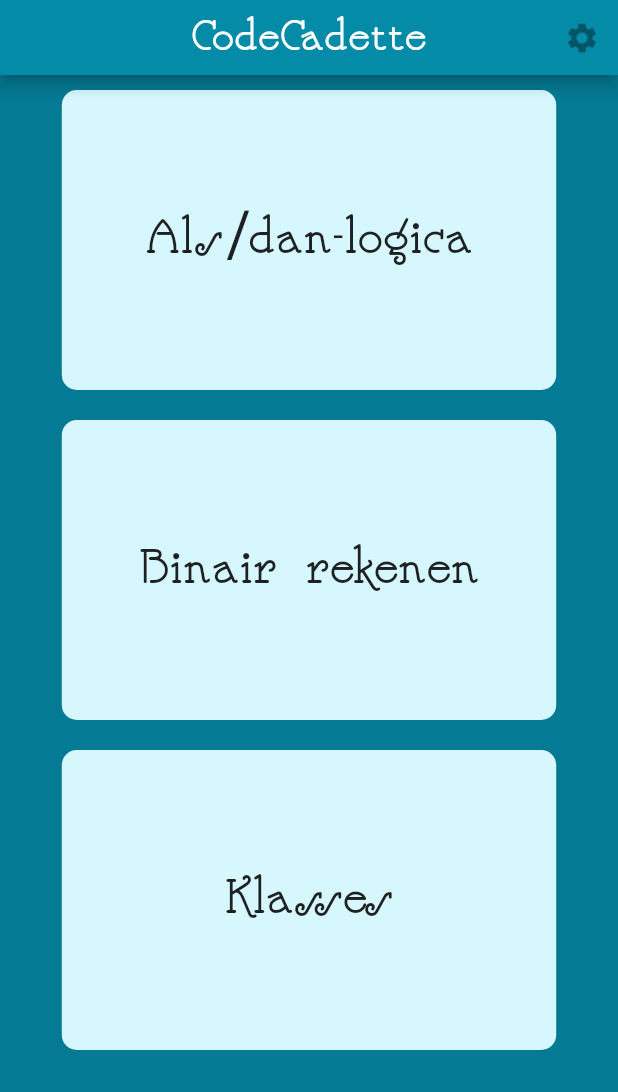
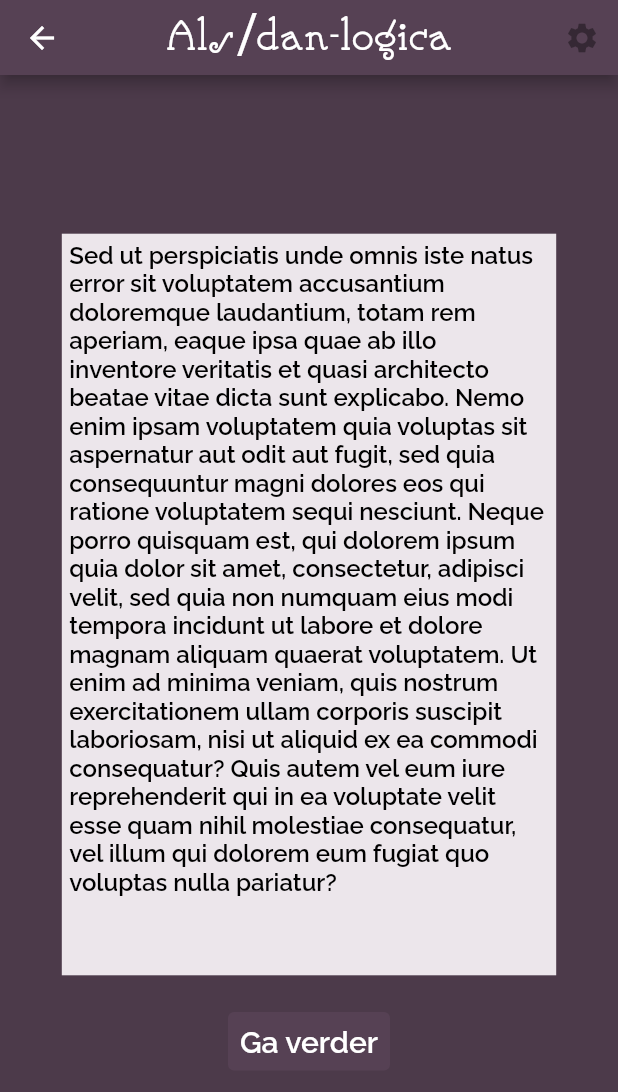
Before and after one commit to ThomasEwalts/code_cadette, a Flutter app: the screen it shows after launch, after a tap on "Als/dan-logica", on a phone screen of 412 x 824 dp. Shown: the top 1092 px of the screen. Run offline on Flutter 3.47's test engine with Material 2 defaults, Android fonts, the phone set to English and light mode, and no system bars.

Commit message:
Explanationscreen done, changed a few other minor things

```diff
--- a/lib/Components/ColorClass.dart
+++ b/lib/Components/ColorClass.dart
@@ -1,9 +1,12 @@
 import 'package:flutter/material.dart';
-
 
 //Deze class bevat de themakleuren die gebruikt worden in de applicatie
 class ColorClass {
   static const mainScreenAppbar = Color(0xFF048BA8);
   static const mainScreenBackground = Color(0xFF047A94);
-  static const mainScreenButtonBackground = Color(0xFFD6F7FE);
+  static const mainScreenButtonsecondary = Color(0xFFD6F7FE);
+
+  static const alsDanAppBar = Color(0xFF564154);
+  static const alsDanBackground = Color(0xFF4C3A4A);
+  static const alsDanSecondary = Color(0xFFECE6EB);
 }
--- a/lib/Components/HomeScreenButton.dart
+++ b/lib/Components/HomeScreenButton.dart
@@ -1,8 +1,8 @@
+import 'package:code_cadette/Pages/ExplanationScreen.dart';
 import 'package:flutter/material.dart';
 import 'package:code_cadette/Components/ColorClass.dart';
 
-
-//Deze klasse bevat de homescreen buttons voor de verschillende leerdoelen
+//Deze bevat de homescreen button voor de verschillende leerdoelen
 class HomeScreenButton extends StatelessWidget {
   final String title;
   final Widget destination; //linkt de juiste page
@@ -11,14 +11,20 @@ class HomeScreenButton extends StatelessWidget {
   @override
   Widget build(BuildContext context) {
     return InkWell(
-        onTap: () => debugPrint('testtrigger'),
+        onTap: () {
+          Navigator.push(
+              context,
+              MaterialPageRoute(
+                builder: (context) => this.destination,
+              ));
+        },
         child: Container(
           padding: EdgeInsets.only(top: 10.0, bottom: 10.0),
           child: SizedBox(
-            height: 200,
+            height: MediaQuery.of(context).size.height * 0.2,
             child: DecoratedBox(
               decoration: BoxDecoration(
-                  color: ColorClass.mainScreenButtonBackground,
+                  color: ColorClass.mainScreenButtonsecondary,
                   borderRadius: BorderRadius.all(Radius.circular(10.0))),
               child: Center(
                   child: Text(
--- /dev/null
+++ b/lib/Components/StandardFlatTextBox.dart
@@ -0,0 +1,25 @@
+import 'package:flutter/material.dart';
+
+class StandardFlatTextBox extends StatelessWidget {
+  final Color backgroundcolor;
+  final String content;
+  final double height;
+  final double width;
+
+  StandardFlatTextBox({this.backgroundcolor, this.content, this.height, this.width});
+
+  @override
+  Widget build(BuildContext context) {
+    return Container(
+      padding: EdgeInsets.all(5),
+      height: this.height,
+      width: this.width,
+      decoration: BoxDecoration(
+        color: backgroundcolor
+      ),
+      child: Text(content, style: TextStyle(
+        fontSize: 16.0, fontFamily: 'Raleway', color: Colors.black, fontWeight: FontWeight.w600)
+        )
+      );
+  }
+}
--- /dev/null
+++ b/lib/Components/StandardTextButton.dart
@@ -0,0 +1,29 @@
+import 'package:flutter/material.dart';
+
+class StandardTextButton extends StatelessWidget {
+  final String title;
+  final Function onPressed;
+  final Color backgroundColor;
+  final Color textcolor;
+
+  StandardTextButton({this.title, this.onPressed, this.backgroundColor, this.textcolor});
+
+  @override
+  Widget build(BuildContext context) {
+    return TextButton(
+        child: Text(
+          this.title,
+          style: TextStyle(
+            color: textcolor,
+            fontFamily: 'Raleway',
+            fontWeight: FontWeight.w600,
+            fontSize: 20,
+          )
+          ),
+        onPressed: this.onPressed,
+        style: TextButton.styleFrom(
+          backgroundColor: backgroundColor,
+        )
+      );
+  }
+}
--- /dev/null
+++ b/lib/Model/DatabaseModel.dart
@@ -0,0 +1,3 @@
+class DataBaseModel{
+  static String lorumIpsum = 'Sed ut perspiciatis unde omnis iste natus error sit voluptatem accusantium doloremque laudantium, totam rem aperiam, eaque ipsa quae ab illo inventore veritatis et quasi architecto beatae vitae dicta sunt explicabo. Nemo enim ipsam voluptatem quia voluptas sit aspernatur aut odit aut fugit, sed quia consequuntur magni dolores eos qui ratione voluptatem sequi nesciunt. Neque porro quisquam est, qui dolorem ipsum quia dolor sit amet, consectetur, adipisci velit, sed quia non numquam eius modi tempora incidunt ut labore et dolore magnam aliquam quaerat voluptatem. Ut enim ad minima veniam, quis nostrum exercitationem ullam corporis suscipit laboriosam, nisi ut aliquid ex ea commodi consequatur? Quis autem vel eum iure reprehenderit qui in ea voluptate velit esse quam nihil molestiae consequatur, vel illum qui dolorem eum fugiat quo voluptas nulla pariatur?';
+}
--- /dev/null
+++ b/lib/Pages/ExplanationScreen.dart
@@ -0,0 +1,39 @@
+import 'package:code_cadette/Components/StandardFlatTextBox.dart';
+import 'package:code_cadette/Components/StandardAppBar.dart';
+import 'package:code_cadette/Components/StandardTextButton.dart';
+import 'package:flutter/material.dart';
+import 'package:code_cadette/Model/DatabaseModel.dart';
+
+//deze class bevat het screen tussen het hoofdmenu en de leerdoelen, waarin uitleg wordt gegeven over het leerdoel, de uitleg wordt uit de SQLite database gehaald
+class ExplanationScreen extends StatelessWidget {
+  final String title;
+  final Color backgroundcolor;
+  final Color secondarycolor;
+  final Color appbarcolor;
+
+  ExplanationScreen(
+      {this.title,
+      this.backgroundcolor,
+      this.secondarycolor,
+      this.appbarcolor});
+  @override
+  Widget build(BuildContext context) {
+    return Scaffold(
+      appBar: StandardAppBar(
+        color: appbarcolor,
+        title: this.title,
+      ),
+      body: Center(
+        child: Column(
+          mainAxisSize: MainAxisSize.min,
+          children: [
+            StandardFlatTextBox(content: DataBaseModel.lorumIpsum, backgroundcolor: secondarycolor, height: MediaQuery.of(context).size.height * 0.6, width: MediaQuery.of(context).size.width * 0.8,),
+            SizedBox(height: 20,),
+            StandardTextButton(title: 'Ga verder', onPressed: null, backgroundColor: appbarcolor, textcolor: Colors.white,)
+          ],
+        )
+      ),
+      backgroundColor: backgroundcolor,
+    );
+  }
+}
--- a/lib/Pages/Homepage.dart
+++ b/lib/Pages/Homepage.dart
@@ -2,14 +2,10 @@ import 'package:flutter/material.dart';
 import 'package:code_cadette/Components/StandardAppBar.dart';
 import 'package:code_cadette/Components/ColorClass.dart';
 import 'package:code_cadette/Components/HomeScreenButton.dart';
+import 'package:code_cadette/Pages/ExplanationScreen.dart';
 
-class Homepage extends StatefulWidget {
-  @override
-  _HomepageState createState() => _HomepageState();
-}
-
-class _HomepageState extends State<Homepage> {
-  @override
+//dit is de startpagina van de applicatie
+class Homepage extends StatelessWidget{
   Widget build(BuildContext context) {
     return Scaffold(
       appBar: StandardAppBar(
@@ -21,8 +17,9 @@ class _HomepageState extends State<Homepage> {
         child: Container(
           width: MediaQuery.of(context).size.width * 0.8,
           child: ListView(
+            shrinkWrap: true,
             children: [
-              HomeScreenButton(title: 'Als/dan-logica'),
+              HomeScreenButton(title: 'Als/dan-logica', destination: ExplanationScreen(title: 'Als/dan-logica', backgroundcolor: ColorClass.alsDanBackground, secondarycolor: ColorClass.alsDanSecondary, appbarcolor: ColorClass.alsDanAppBar,),),
               HomeScreenButton(title: 'Binair rekenen'),
               HomeScreenButton(title: 'Klasses')
               ],
--- a/pubspec.yaml
+++ b/pubspec.yaml
@@ -49,6 +49,12 @@ flutter:
       fonts:
         - asset: assets/fonts/NickelodeonNF.ttf
 
+    - family: Raleway
+      fonts:
+        - asset: assets/fonts/Raleway.ttf
+        - asset: assets/fonts/Raleway-italic.ttf
+          style: italic
+
   # To add assets to your application, add an assets section, like this:
   # assets:
   #   - images/a_dot_burr.jpeg
```
Also changed, not shown: assets/fonts/Raleway-italic.ttf (added), assets/fonts/Raleway.ttf (added).
